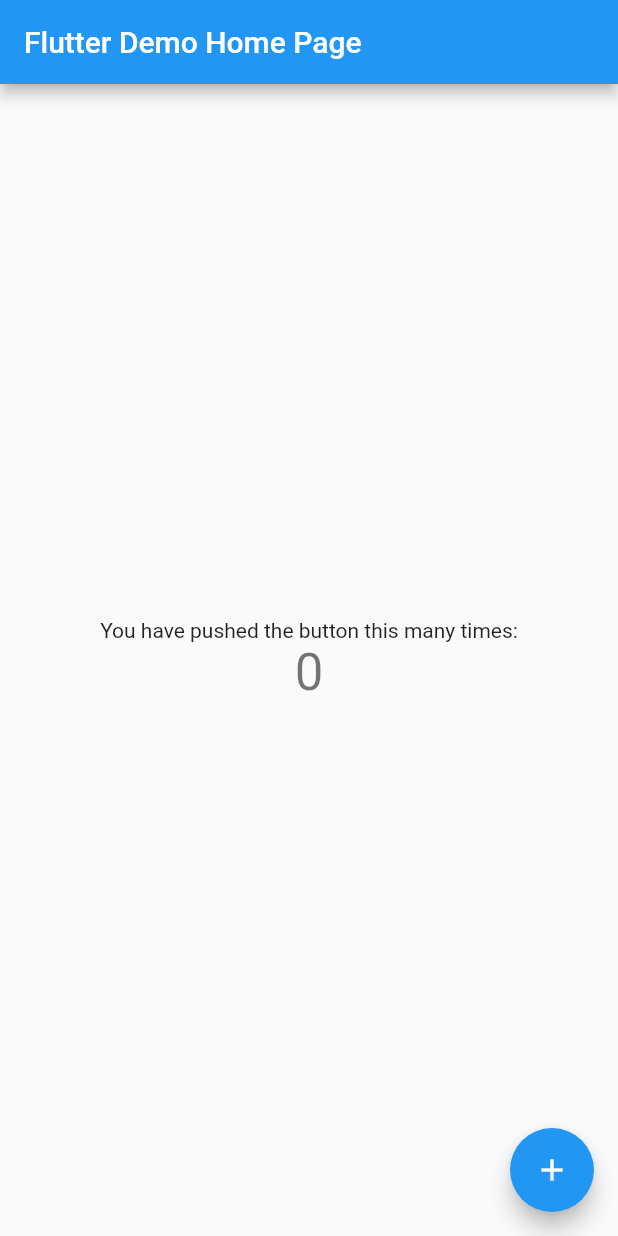
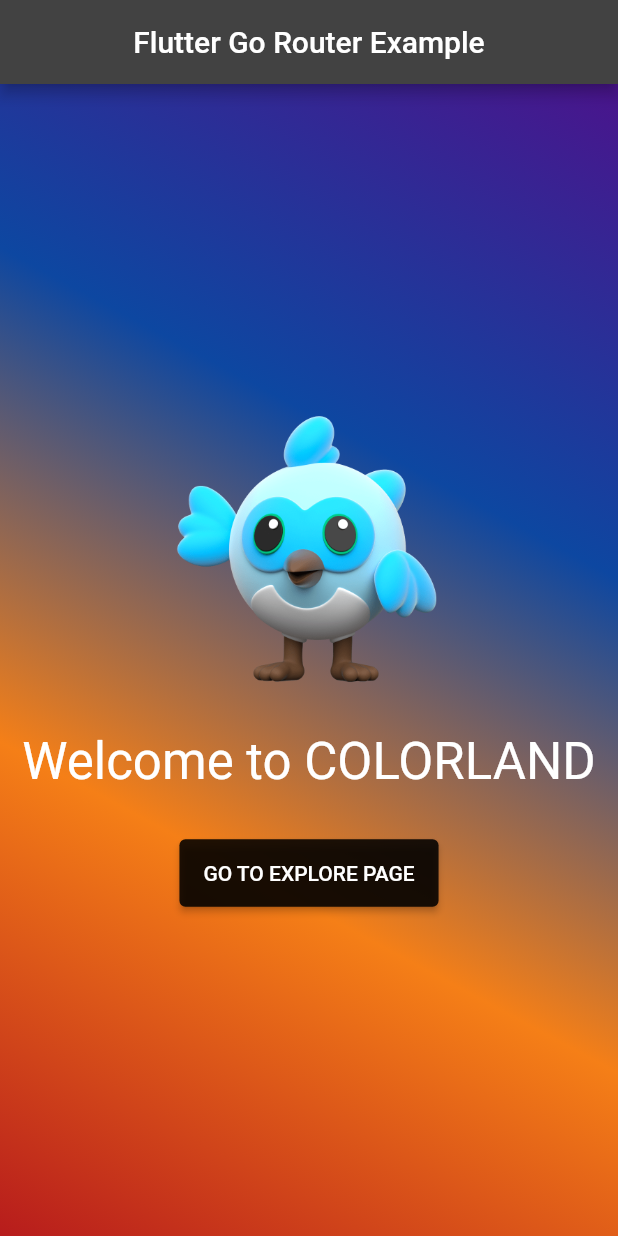
Before and after one commit to thecodexhub/flutter-go-router-example, a Flutter app: the screen it shows after launch, on a phone screen of 412 x 824 dp. Run offline on Flutter 3.47's test engine with Material 2 defaults, Android fonts, the phone set to English and light mode, and no system bars; our stand-ins replace flutter_bloc, go_router.

Commit message:
Complete app

```diff
--- a/lib/main.dart
+++ b/lib/main.dart
@@ -1,115 +1,55 @@
 import 'package:flutter/material.dart';
+import 'package:flutter_bloc/flutter_bloc.dart';
+import 'package:flutter_go_router_example/repository/repository.dart';
+import 'package:flutter_go_router_example/screens/screens.dart';
+import 'package:go_router/go_router.dart';
 
 void main() {
-  runApp(const MyApp());
+  runApp(App());
 }
 
-class MyApp extends StatelessWidget {
-  const MyApp({Key? key}) : super(key: key);
-
-  // This widget is the root of your application.
-  @override
-  Widget build(BuildContext context) {
-    return MaterialApp(
-      title: 'Flutter Demo',
-      theme: ThemeData(
-        // This is the theme of your application.
-        //
-        // Try running your application with "flutter run". You'll see the
-        // application has a blue toolbar. Then, without quitting the app, try
-        // changing the primarySwatch below to Colors.green and then invoke
-        // "hot reload" (press "r" in the console where you ran "flutter run",
-        // or simply save your changes to "hot reload" in a Flutter IDE).
-        // Notice that the counter didn't reset back to zero; the application
-        // is not restarted.
-        primarySwatch: Colors.blue,
-      ),
-      home: const MyHomePage(title: 'Flutter Demo Home Page'),
-    );
-  }
-}
-
-class MyHomePage extends StatefulWidget {
-  const MyHomePage({Key? key, required this.title}) : super(key: key);
-
-  // This widget is the home page of your application. It is stateful, meaning
-  // that it has a State object (defined below) that contains fields that affect
-  // how it looks.
-
-  // This class is the configuration for the state. It holds the values (in this
-  // case the title) provided by the parent (in this case the App widget) and
-  // used by the build method of the State. Fields in a Widget subclass are
-  // always marked "final".
-
-  final String title;
-
-  @override
-  State<MyHomePage> createState() => _MyHomePageState();
-}
-
-class _MyHomePageState extends State<MyHomePage> {
-  int _counter = 0;
-
-  void _incrementCounter() {
-    setState(() {
-      // This call to setState tells the Flutter framework that something has
-      // changed in this State, which causes it to rerun the build method below
-      // so that the display can reflect the updated values. If we changed
-      // _counter without calling setState(), then the build method would not be
-      // called again, and so nothing would appear to happen.
-      _counter++;
-    });
-  }
+class App extends StatelessWidget {
+  App({Key? key}) : super(key: key);
 
   @override
   Widget build(BuildContext context) {
-    // This method is rerun every time setState is called, for instance as done
-    // by the _incrementCounter method above.
-    //
-    // The Flutter framework has been optimized to make rerunning build methods
-    // fast, so that you can just rebuild anything that needs updating rather
-    // than having to individually change instances of widgets.
-    return Scaffold(
+    return RepositoryProvider<ColorRepository>(
+      create: (_) => ColorRepository()..loadColorMap(),
+      child: MaterialApp.router(
+        title: 'Flutter Go Router Example',
+        theme: ThemeData(brightness: Brightness.dark),
+        routeInformationParser: _router.routeInformationParser,
+        routerDelegate: _router.routerDelegate,
+        routeInformationProvider: _router.routeInformationProvider,
+      ),
+    );
+  }
+
+  final _router = GoRouter(
+    routes: [
+      GoRoute(path: '/', builder: (context, state) => const LandingScreen()),
+      GoRoute(
+        path: '/colors',
+        builder: (context, state) => const ColorExploreScreen(),
+      ),
+      GoRoute(
+        path: '/colors/:id',
+        builder: (context, state) {
+          return ColorShadeScreen(
+            key: state.pageKey,
+            index: int.parse(state.params['id'] ?? '0'),
+            alpha: int.parse(state.queryParams['alpha'] ?? '255'),
+          );
+        },
+      ),
+    ],
+    errorBuilder: (context, state) => Scaffold(
       appBar: AppBar(
-        // Here we take the value from the MyHomePage object that was created by
-        // the App.build method, and use it to set our appbar title.
-        title: Text(widget.title),
+        title: const Text('Error'),
       ),
       body: Center(
-        // Center is a layout widget. It takes a single child and positions it
-        // in the middle of the parent.
-        child: Column(
-          // Column is also a layout widget. It takes a list of children and
-          // arranges them vertically. By default, it sizes itself to fit its
-          // children horizontally, and tries to be as tall as its parent.
-          //
-          // Invoke "debug painting" (press "p" in the console, choose the
-          // "Toggle Debug Paint" action from the Flutter Inspector in Android
-          // Studio, or the "Toggle Debug Paint" command in Visual Studio Code)
-          // to see the wireframe for each widget.
-          //
-          // Column has various properties to control how it sizes itself and
-          // how it positions its children. Here we use mainAxisAlignment to
-          // center the children vertically; the main axis here is the vertical
-          // axis because Columns are vertical (the cross axis would be
-          // horizontal).
-          mainAxisAlignment: MainAxisAlignment.center,
-          children: <Widget>[
-            const Text(
-              'You have pushed the button this many times:',
-            ),
-            Text(
-              '$_counter',
-              style: Theme.of(context).textTheme.headline4,
-            ),
-          ],
-        ),
+        child: Text(state.error.toString()),
       ),
-      floatingActionButton: FloatingActionButton(
-        onPressed: _incrementCounter,
-        tooltip: 'Increment',
-        child: const Icon(Icons.add),
-      ), // This trailing comma makes auto-formatting nicer for build methods.
-    );
-  }
+    ),
+  );
 }
--- /dev/null
+++ b/lib/repository/repository.dart
@@ -0,0 +1 @@
+export 'color_repository.dart';
--- /dev/null
+++ b/lib/screens/landing_screen.dart
@@ -0,0 +1,65 @@
+import 'package:flutter/material.dart';
+import 'package:go_router/go_router.dart';
+
+class LandingScreen extends StatelessWidget {
+  const LandingScreen({Key? key}) : super(key: key);
+
+  void _onExploreButtonTap(BuildContext context) =>
+      GoRouter.of(context).push('/colors');
+
+  @override
+  Widget build(BuildContext context) {
+    return Scaffold(
+      appBar: AppBar(
+        title: Text(
+          context.findAncestorWidgetOfExactType<MaterialApp>()!.title,
+        ),
+        centerTitle: true,
+      ),
+      body: Container(
+        height: double.maxFinite,
+        width: double.maxFinite,
+        decoration: BoxDecoration(
+          gradient: LinearGradient(
+            begin: Alignment.bottomLeft,
+            end: Alignment.topRight,
+            colors: [
+              Colors.red.shade900,
+              Colors.yellow.shade900,
+              Colors.blue.shade900,
+              Colors.purple.shade900,
+            ],
+          ),
+        ),
+        child: Column(
+          mainAxisAlignment: MainAxisAlignment.center,
+          children: [
+            SizedBox(
+              height: 180,
+              width: 180,
+              child: Image.asset('assets/dash.png'),
+            ),
+            const SizedBox(height: 32),
+            Text(
+              'Welcome to COLORLAND',
+              style: Theme.of(context).textTheme.headline4?.copyWith(
+                    color: Colors.white,
+                  ),
+            ),
+            const SizedBox(height: 32),
+            SizedBox(
+              height: 45,
+              child: ElevatedButton(
+                onPressed: () => _onExploreButtonTap(context),
+                style: ElevatedButton.styleFrom(
+                  primary: Colors.black87,
+                ),
+                child: const Text('GO TO EXPLORE PAGE'),
+              ),
+            ),
+          ],
+        ),
+      ),
+    );
+  }
+}
--- /dev/null
+++ b/lib/screens/screens.dart
@@ -0,0 +1,3 @@
+export 'landing_screen.dart';
+export 'color_explore_screen.dart';
+export 'color_shade_screen.dart';
```
Also changed, not shown: lib/repository/color_repository.dart (added, +42 -0 lines), lib/screens/color_explore_screen.dart (added, +60 -0 lines), lib/screens/color_shade_screen.dart (added, +79 -0 lines).
